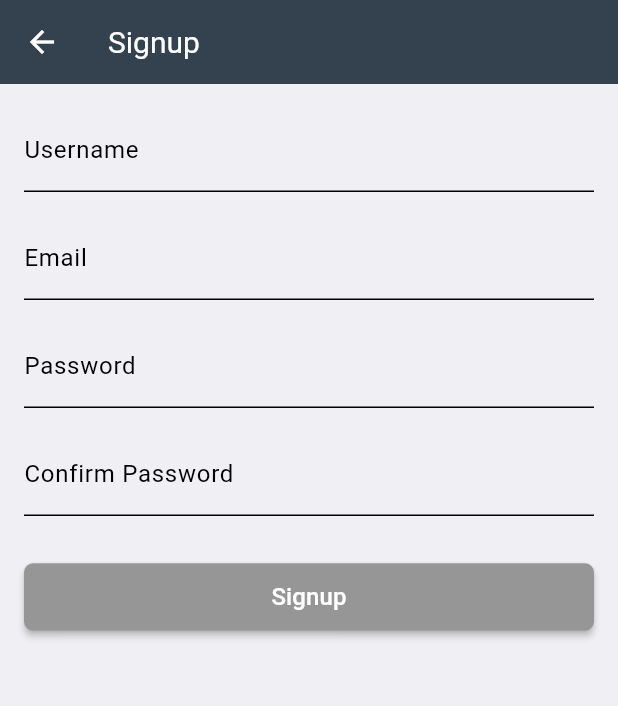
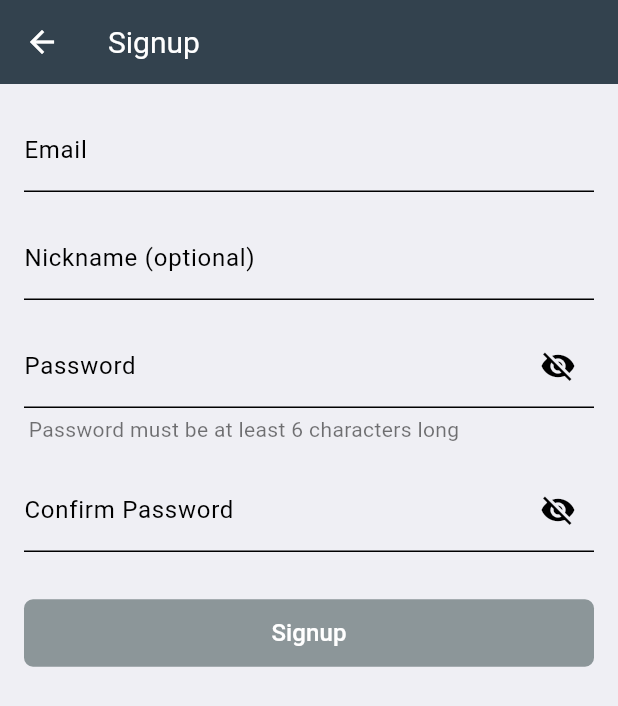
Before and after one commit to banghuazhao/swiftcomp-flutter, a Flutter app: the SignupForm screen opened directly, on a phone screen of 412 x 824 dp. Shown: the top 706 px of the screen. Run offline on Flutter 3.47's test engine with Material 3 defaults, Android fonts, the phone set to English and light mode, and no system bars; our stand-ins replace app_links, auto_size_text, device_info, fl_chart, flutter_dotenv, flutter_markdown and 8 more; missing offline and left inert: amplify_auth_cognito, amplify_flutter, app_tracking_transparency, composite_calculator, dart:html, flutter_math_fork and 3 more; accounts and stored records are empty.

Commit message:
modify signup page (#35)

```diff
--- a/data/lib/repositories/auth_repository_impl.dart
+++ b/data/lib/repositories/auth_repository_impl.dart
@@ -16,30 +16,30 @@ class AuthRepositoryImpl implements AuthRepository {
   AuthRepositoryImpl({required this.client, required this.authClient});
 
   @override
-  Future<User> signup(String username, String email, String password) async {
+  Future<User> signup(String email, String password, {String? name}) async {
     final url = Uri.parse('http://localhost:3000/api/users/');
     final response = await client.post(
       url,
       headers: {'Content-Type': 'application/json'},
       body: jsonEncode(
-          {'username': username, 'email': email, 'password': password}),
+          {'email': email, 'password': password,
+            if (name != null) 'name': name,}),
     );
 
     if (response.statusCode == 200 || response.statusCode == 201) {
-      return User(username: username, email: email);
+      return User(email: email, name: name,);
     } else {
       throw Exception('Failed to sign up. Status code: ${response.statusCode}');
     }
   }
 
   @override
-  Future<String> login(String email, String password, {String? nickname}) async {
+  Future<String> login(String email, String password) async {
     final url = Uri.parse('http://localhost:3000/api/auth/login');
     final response = await client.post(
       url,
       headers: {'Content-Type': 'application/json'},
-      body: jsonEncode({'email': email, 'password': password,
-        if (nickname != null) 'nickname': nickname,}),
+      body: jsonEncode({'email': email, 'password': password,}),
     );
 
     if (response.statusCode == 200) {
--- a/domain/lib/entities/user.dart
+++ b/domain/lib/entities/user.dart
@@ -1,12 +1,12 @@
 class User {
-  final String username;
+  final String? username;
   final String email;
   String? name;
   final String? description;
   final String? avatarUrl;
 
   User(
-      {required this.username,
+      {this.username,
       required this.email,
       this.name,
       this.description,
--- a/domain/lib/repositories_abstract/auth_repository.dart
+++ b/domain/lib/repositories_abstract/auth_repository.dart
@@ -3,8 +3,8 @@
 import '../entities/user.dart';
 
 abstract class AuthRepository {
-  Future<User> signup(String username, String email, String password);
-  Future<String> login(String email, String password, {String? nickname});
+  Future<User> signup(String email, String password, {String? name});
+  Future<String> login(String email, String password);
   Future<void> logout();
   Future<void> forgetPassword(String email);
   Future<String> resetPassword(String email, String newPassword, String confirmationCode);
--- a/domain/lib/usecases/auth_usecase.dart
+++ b/domain/lib/usecases/auth_usecase.dart
@@ -11,12 +11,12 @@ class AuthUseCase {
 
   AuthUseCase({required this.repository, required this.tokenProvider});
 
-  Future<User> signup(String username, String email, String password) async {
-    return await repository.signup(username, email, password);
+  Future<User> signup(String email, String password, {String? name}) async {
+    return await repository.signup(email, password, name: name);
   }
 
-  Future<String> login(String email, String password, {String? nickname}) async {
-    String accessToken = await repository.login(email, password, nickname: nickname);
+  Future<String> login(String email, String password) async {
+    String accessToken = await repository.login(email, password);
     await tokenProvider.saveToken(accessToken);
     return accessToken;
   }
--- a/lib/presentation/settings/viewModels/login_view_model.dart
+++ b/lib/presentation/settings/viewModels/login_view_model.dart
@@ -30,13 +30,13 @@ class LoginViewModel extends ChangeNotifier {
     notifyListeners();
   }
 
-  Future<String?> login(String email,String password, {String? nickname}) async {
+  Future<String?> login(String email,String password) async {
     _isLoading = true;
     _errorMessage = null;
     notifyListeners();
 
     try {
-      final accessToken = await authUseCase.login(email, password, nickname: nickname);
+      final accessToken = await authUseCase.login(email, password);
       return accessToken; // Successful login returns the access token
     } catch (e) {
       _errorMessage = 'Login failed: ${e.toString()}';
--- a/lib/presentation/settings/viewModels/signup_view_model.dart
+++ b/lib/presentation/settings/viewModels/signup_view_model.dart
@@ -8,6 +8,20 @@ import 'package:domain/usecases/auth_usecase.dart';
 class SignupViewModel extends ChangeNotifier {
   final AuthUseCase authUseCase;
 
+  bool obscureTextNewPassword = true;
+  bool obscureTextConfirmPassword = true;
+
+  void toggleNewPasswordVisibility() {
+    obscureTextNewPassword = !obscureTextNewPassword;
+    notifyListeners(); // Notify the UI about the change
+  }
+
+  void toggleConfirmPasswordVisibility() {
+    obscureTextConfirmPassword = !obscureTextConfirmPassword;
+    notifyListeners(); // Notify the UI about the change
+  }
+
+
   SignupViewModel({required this.authUseCase});
 
   bool _isLoading = false;
@@ -16,13 +30,13 @@ class SignupViewModel extends ChangeNotifier {
   String? _errorMessage;
   String? get errorMessage => _errorMessage;
 
-  Future<User?> signup(String username, String email, String password) async {
+  Future<User?> signup(String email, String password, {String? name}) async {
     _isLoading = true;
     _errorMessage = null;
     notifyListeners();
 
     try {
-      User user = await authUseCase.signup(username, email, password);
+      User user = await authUseCase.signup(email, password, name: name);
       return user;
     } catch (e) {
       _errorMessage = 'Signup failed: ${e.toString()}';
--- a/lib/presentation/settings/views/sigup_page.dart
+++ b/lib/presentation/settings/views/sigup_page.dart
@@ -32,20 +32,41 @@ class _SignupFormState extends State<SignupForm> {
   String password = '';
   String confirmPassword = '';
   bool isLoading = false;
+  String nickname = '';
+  final TextEditingController _nicknameController = TextEditingController();
+  bool isButtonEnabled = false;
+  bool isPasswordValid = false;
+
+  void _checkFields() {
+    setState(() {
+      isButtonEnabled = email.isNotEmpty &&
+          RegExp(r'^[^@]+@[^@]+\.[^@]+').hasMatch(email) &&
+          password.isNotEmpty &&
+          password.length >= 6 &&
+          confirmPassword == password;
+    });
+  }
 
   void _signup(SignupViewModel viewModel) async {
+    nickname = _nicknameController.text.trim();
     if (_formKey.currentState!.validate()) {
-      User? user = await viewModel.signup(username, email, password);
+      setState(() => isLoading = true);
+      User? user = await viewModel.signup(
+        email,
+        password,
+        name: nickname.isNotEmpty ? nickname : null,
+      );
+      setState(() => isLoading = false);
+
       if (user != null) {
-        // Show success message
         ScaffoldMessenger.of(context).showSnackBar(
-          SnackBar(content: Text("Signup successful!"), duration: Duration(seconds: 2),),
+          SnackBar(
+            content: Text("Signup successful!"),
+            duration: Duration(seconds: 2),
+          ),
         );
-
-        // Wait for a short delay before popping the screen
         Navigator.pop(context, user);
       } else if (viewModel.errorMessage != null) {
-        // Display an error message
         ScaffoldMessenger.of(context).showSnackBar(
           SnackBar(content: Text(viewModel.errorMessage!)),
         );
@@ -63,77 +84,141 @@ class _SignupFormState extends State<SignupForm> {
         padding: EdgeInsets.all(16.0),
         child: Form(
           key: _formKey,
+          autovalidateMode: AutovalidateMode.onUserInteraction,
           child: Column(
             children: [
               // Username Field
               TextFormField(
-                    decoration: InputDecoration(labelText: 'Username'),
-                    onChanged: (value) => username = value.trim(),
+                decoration: InputDecoration(
+                  labelText: 'Email',
+                  errorBorder: UnderlineInputBorder(
+                    borderSide: BorderSide(color: Color(0xFFB71C1C)),
+                  ),
+                  focusedErrorBorder: UnderlineInputBorder(
+                    borderSide: BorderSide(color: Color(0xFFB71C1C)),
+                  ),
+                  errorStyle: TextStyle(color: Color(0xFFB71C1C)),
+                ),
+                onChanged: (value) {
+                  email = value.trim();
+                  _checkFields();
+                },
                 validator: (value) {
-                      if (value == null || value.isEmpty) {
-                        return 'Please enter a username';
-                      }
+                  if (value == null || value.isEmpty) return 'Please enter your email';
+                  if (!RegExp(r'^[^@]+@[^@]+\.[^@]+').hasMatch(value)) return 'Enter a valid email';
                   return null;
                 },
               ),
               SizedBox(height: 16.0),
-                  // Email Field
+
+              // Nickname Field (Optional)
               TextFormField(
-                    decoration: InputDecoration(labelText: 'Email'),
-                    onChanged: (value) => email = value.trim(),
-                    validator: (value) {
-                      if (value == null || value.isEmpty)
-                        return 'Please enter your email';
-                      if (!RegExp(r'^[^@]+@[^@]+\.[^@]+')
-                          .hasMatch(value)) return 'Enter a valid email';
-                      return null;
+                controller: _nicknameController,
+                decoration: InputDecoration(
+                  labelText: 'Nickname (optional)',
+                  hintText: 'Enter your nickname',
+                ),
+                style: TextStyle(color: Colors.black),
+                onChanged: (value) {
+                  nickname = value.trim();
                 },
               ),
               SizedBox(height: 16.0),
+
               // Password Field
+              Column(
+                crossAxisAlignment: CrossAxisAlignment.start,
+                children: [
                   TextFormField(
-                    decoration: InputDecoration(labelText: 'Password'),
-                    obscureText: true,
-                    onChanged: (value) => password = value.trim(),
-                    validator: (value) {
-                      if (value == null || value.isEmpty)
-                        return 'Please enter your password';
-                      if (value.length < 6)
-                        return 'Password must be at least 6 characters';
-                      return null;
+                    decoration: InputDecoration(
+                      labelText: 'Password',
+                      suffixIcon: IconButton(
+                        icon: Icon(
+                          viewModel.obscureTextNewPassword
+                              ? Icons.visibility_off
+                              : Icons.visibility,
+                        ),
+                        onPressed: viewModel.toggleNewPasswordVisibility,
+                      ),
+                    ),
+                    obscureText: viewModel.obscureTextNewPassword,
+                    onChanged: (text) {
+                      password = text;
+                      setState(() {
+                        isPasswordValid = password.length >= 6;
+                      });
+                      _checkFields();
                     },
                   ),
+                  SizedBox(height: 4.0),
+                  Align(
+                    alignment: Alignment.centerLeft,
+                    child: Padding(
+                      padding: const EdgeInsets.only(left: 3.0),
+                      child: Text(
+                        isPasswordValid ? '' : 'Password must be at least 6 characters long',
+                        style: TextStyle(
+                          color: isPasswordValid ? Colors.transparent : Colors.black54,
+                          fontSize: 14.0,
+                        ),
+                      ),
+                    ),
+                  ),
+                ],
+              ),
               SizedBox(height: 16.0),
+
               // Confirm Password Field
               TextFormField(
-                    decoration: InputDecoration(labelText: 'Confirm Password'),
-                    obscureText: true,
-                    onChanged: (value) => confirmPassword = value.trim(),
-                    validator: (value) {
-                      if (value == null || value.isEmpty)
-                        return 'Please confirm your password';
-                      if (value != password)
-                        return 'Passwords do not match';
-                      return null;
+                decoration: InputDecoration(
+                  labelText: 'Confirm Password',
+                  errorText: confirmPassword == password ? null : 'Passwords do not match',
+                  errorBorder: UnderlineInputBorder(
+                    borderSide: BorderSide(color: Color(0xFFB71C1C)),
+                  ),
+                  focusedErrorBorder: UnderlineInputBorder(
+                    borderSide: BorderSide(color: Color(0xFFB71C1C)),
+                  ),
+                  errorStyle: TextStyle(color: Color(0xFFB71C1C)),
+                  suffixIcon: IconButton(
+                    icon: Icon(
+                      viewModel.obscureTextConfirmPassword
+                          ? Icons.visibility_off
+                          : Icons.visibility,
+                    ),
+                    onPressed: viewModel.toggleConfirmPasswordVisibility,
+                  ),
+                ),
+                obscureText: viewModel.obscureTextConfirmPassword,
+                onChanged: (value) {
+                  setState(() {
+                    confirmPassword = value.trim();
+                  });
+                  _checkFields();
                 },
               ),
               SizedBox(height: 30.0),
+
               // Signup Button
-                  // Signup Button
-                  viewModel.isLoading
+              viewModel.isLoading || isLoading
                   ? CircularProgressIndicator()
                   : MaterialButton(
-                    onPressed: () => _signup(viewModel),
+                onPressed: isButtonEnabled ? () => _signup(viewModel) : null,
                 height: 45,
                 minWidth: double.infinity,
-                    color: Color.fromRGBO(150, 150, 150, 1), // Match the grey color of "Register" button
-                    disabledColor: Color.fromRGBO(150, 150, 150, 0.5),
+                color: isButtonEnabled
+                    ? Color.fromRGBO(51, 66, 78, 1)
+                    : Color.fromRGBO(180, 180, 180, 1),
+                disabledColor: Color.fromRGBO(140, 150, 153, 1),
                 shape: RoundedRectangleBorder(
-                      borderRadius: BorderRadius.circular(6), // Rounded corners
+                  borderRadius: BorderRadius.circular(6),
                 ),
-                    child: Text('Signup', style: TextStyle(color: Colors.white, fontSize: 16),),
-                  ),                ],
-              )),
-        ));
+                child: Text('Signup', style: TextStyle(color: Colors.white, fontSize: 16)),
+              ),
+            ],
+          ),
+        ),
+      ),
+    );
   }
 }
```
Also changed, not shown: lib/presentation/settings/views/login_page.dart (+3 -19 lines). Lines whose indentation alone changed are shown as unchanged.
